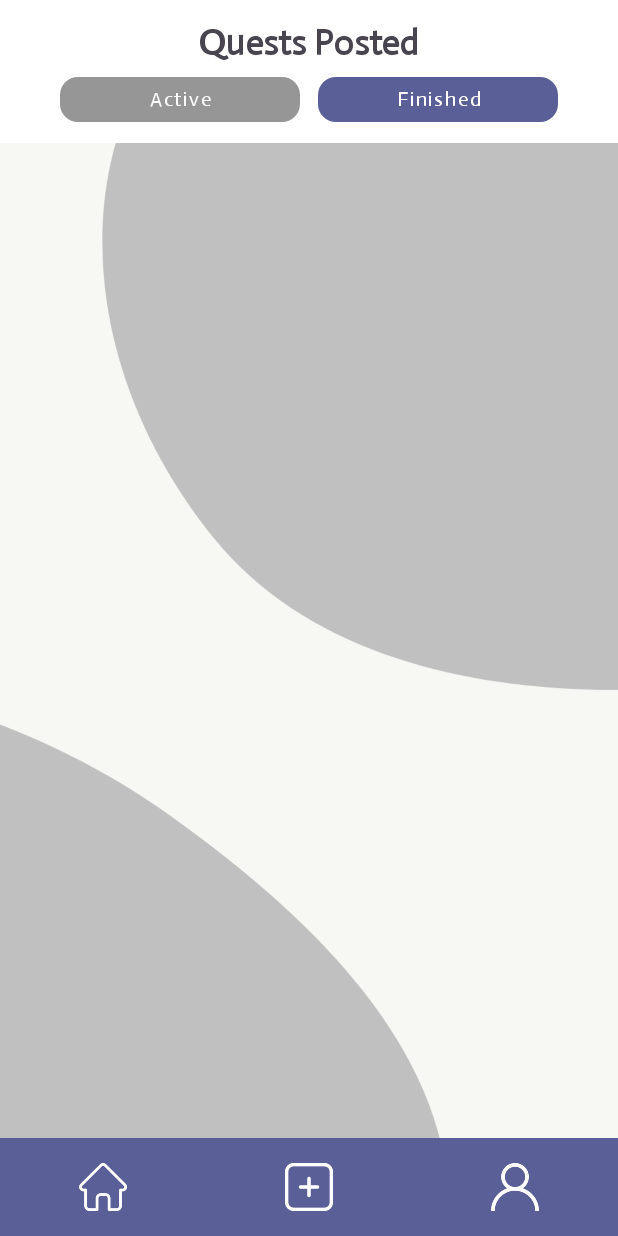
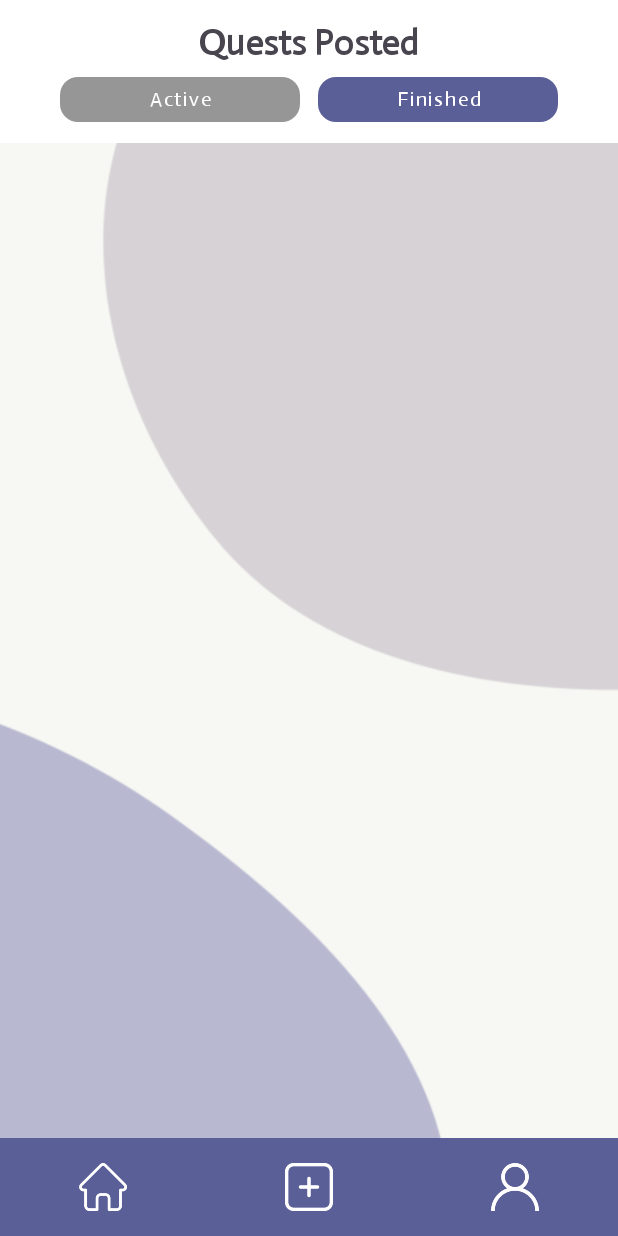
Before and after one commit to xlfrxd/Questify, an Android app: the layout activity_quests_posted.xml on its own in the app's theme, with its tools: preview values and no code run, on a phone screen of 412 x 824 dp. Run offline under Robolectric (Android 15) with nearby library versions, the phone set to English and light mode, and no system bars.

Commit message:
Taken and Posted BG Update

```diff
--- a/app/src/main/res/layout/activity_quests_posted.xml
+++ b/app/src/main/res/layout/activity_quests_posted.xml
@@ -9,7 +9,7 @@
         android:layout_width="match_parent"
         android:layout_height="match_parent"
         android:scaleType="centerCrop"
-        android:src="@drawable/silver_bg"
+        android:src="@drawable/bg_posted"
         android:contentDescription="@string/background_image_desc" />
 
     <!-- Header -->
--- a/app/src/main/res/layout/activity_quests_taken.xml
+++ b/app/src/main/res/layout/activity_quests_taken.xml
@@ -9,7 +9,7 @@
         android:layout_width="match_parent"
         android:layout_height="match_parent"
         android:scaleType="centerCrop"
-        android:src="@drawable/gold_bg"
+        android:src="@drawable/bg_taken"
         android:contentDescription="@string/background_image_desc" />
 
     <!-- Header -->
```
Also changed, not shown: app/src/main/res/drawable/bg_posted.png (added), app/src/main/res/drawable/bg_taken.png (added), app/src/main/res/drawable/gold_bg.png (deleted), app/src/main/res/drawable/silver_bg.png (deleted).
